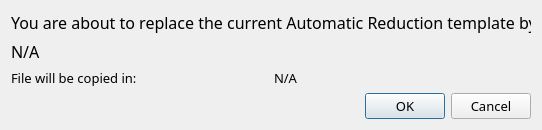
Old version of the form designer/confirm_auto_reduce_dialog.ui in the repository neutrons/RefRed.
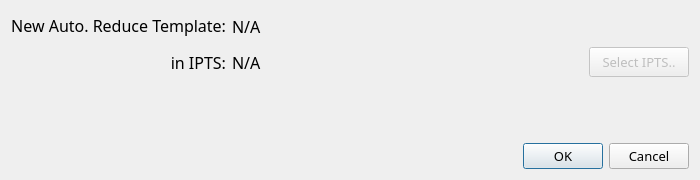
New version of the form.

```diff
--- a/designer/confirm_auto_reduce_dialog.ui
+++ b/designer/confirm_auto_reduce_dialog.ui
@@ -9,8 +9,8 @@
    <rect>
     <x>0</x>
     <y>0</y>
-    <width>542</width>
-    <height>130</height>
+    <width>700</width>
+    <height>180</height>
    </rect>
   </property>
   <property name="sizePolicy">
@@ -21,14 +21,14 @@
   </property>
   <property name="minimumSize">
    <size>
-    <width>542</width>
-    <height>130</height>
+    <width>700</width>
+    <height>180</height>
    </size>
   </property>
   <property name="maximumSize">
    <size>
-    <width>542</width>
-    <height>130</height>
+    <width>700</width>
+    <height>180</height>
    </size>
   </property>
   <property name="font">
@@ -41,6 +41,8 @@
   </property>
   <layout class="QVBoxLayout" name="verticalLayout">
    <item>
+    <layout class="QGridLayout" name="gridLayout">
+     <item row="0" column="0">
     <widget class="QLabel" name="label">
      <property name="sizePolicy">
       <sizepolicy hsizetype="Fixed" vsizetype="Fixed">
@@ -55,12 +57,27 @@
       </font>
      </property>
      <property name="text">
-      <string>You are about to replace the current Automatic Reduction template by:</string>
+        <string>New Auto. Reduce Template:</string>
+       </property>
+       <property name="alignment">
+        <set>Qt::AlignRight|Qt::AlignTrailing|Qt::AlignVCenter</set>
      </property>
     </widget>
    </item>
-   <item>
+     <item row="0" column="1">
     <widget class="QLabel" name="file_name">
+       <property name="minimumSize">
+        <size>
+         <width>0</width>
+         <height>30</height>
+        </size>
+       </property>
+       <property name="maximumSize">
+        <size>
+         <width>16777215</width>
+         <height>30</height>
+        </size>
+       </property>
      <property name="font">
       <font>
        <family>Abyssinica SIL</family>
@@ -72,27 +89,30 @@
      </property>
     </widget>
    </item>
-   <item>
-    <layout class="QHBoxLayout" name="horizontalLayout">
-     <item>
+     <item row="1" column="0">
       <widget class="QLabel" name="label_2">
        <property name="font">
         <font>
          <family>Abyssinica SIL</family>
-         <pointsize>10</pointsize>
+         <pointsize>12</pointsize>
         </font>
        </property>
        <property name="text">
-        <string>File will be copied in: </string>
+        <string>in IPTS:</string>
+       </property>
+       <property name="alignment">
+        <set>Qt::AlignRight|Qt::AlignTrailing|Qt::AlignVCenter</set>
        </property>
       </widget>
      </item>
+     <item row="1" column="1">
+      <layout class="QHBoxLayout" name="horizontalLayout">
      <item>
       <widget class="QLabel" name="folder_name">
        <property name="font">
         <font>
          <family>Abyssinica SIL</family>
-         <pointsize>10</pointsize>
+           <pointsize>12</pointsize>
         </font>
        </property>
        <property name="text">
@@ -100,7 +120,50 @@
        </property>
       </widget>
      </item>
-    </layout>
+       <item>
+        <widget class="QPushButton" name="select_ipts_button">
+         <property name="enabled">
+          <bool>false</bool>
+         </property>
+         <property name="minimumSize">
+          <size>
+           <width>0</width>
+           <height>30</height>
+          </size>
+         </property>
+         <property name="maximumSize">
+          <size>
+           <width>100</width>
+           <height>30</height>
+          </size>
+         </property>
+         <property name="font">
+          <font>
+           <family>Abyssinica SIL</family>
+           <pointsize>10</pointsize>
+          </font>
+         </property>
+         <property name="text">
+          <string>Select IPTS..</string>
+         </property>
+        </widget>
+       </item>
+      </layout>
+     </item>
+    </layout>
+   </item>
+   <item>
+    <spacer name="verticalSpacer">
+     <property name="orientation">
+      <enum>Qt::Vertical</enum>
+     </property>
+     <property name="sizeHint" stdset="0">
+      <size>
+       <width>20</width>
+       <height>40</height>
+      </size>
+     </property>
+    </spacer>
    </item>
    <item>
     <widget class="QDialogButtonBox" name="buttonBox">
```
Left out of the diff: 21 changed lines with no effect on the pictures. Lines whose indentation alone changed are shown as unchanged.
